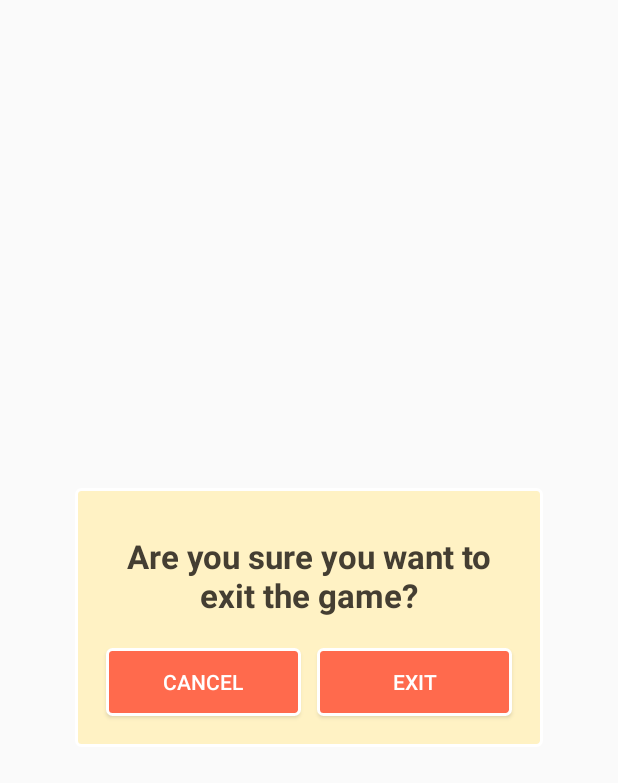
After one commit to hkittylover/MOBAPDE-Picnic-Panic, an Android app: the layout exit_layout.xml on its own in the app's theme, with its tools: preview values and no code run, on a phone screen of 412 x 824 dp. The commit adds this screen. Shown: the top 783 px of the screen. Run offline under Robolectric (Android 15) with nearby library versions, the phone set to English and light mode, and no system bars.

Commit message:
added some dialogs

```diff
--- a/app/src/main/java/edu/dlsu/mobapde/picnicpanicbeta/MainActivity.java
+++ b/app/src/main/java/edu/dlsu/mobapde/picnicpanicbeta/MainActivity.java
@@ -37,4 +37,10 @@ public class MainActivity extends AppCompatActivity {
 
 
     }
+
+    @Override
+    public void onBackPressed() {
+        ExitDialog ex = new ExitDialog();
+        ex.show(getSupportFragmentManager(), "");
+    }
 }
--- a/app/src/main/java/edu/dlsu/mobapde/picnicpanicbeta/PauseDialog.java
+++ b/app/src/main/java/edu/dlsu/mobapde/picnicpanicbeta/PauseDialog.java
@@ -106,6 +106,9 @@ public class PauseDialog extends DialogFragment {
         AlertDialog.Builder builder
                 = new AlertDialog.Builder(getActivity())
                 .setView(v);
+
+
         return builder.create();
     }
+
 }
--- /dev/null
+++ b/app/src/main/res/drawable/dialog_background.xml
@@ -0,0 +1,18 @@
+<?xml version="1.0" encoding="utf-8"?>
+<shape xmlns:android="http://schemas.android.com/apk/res/android"
+    android:shape="rectangle" >
+
+    <corners
+        android:bottomLeftRadius="3dp"
+        android:bottomRightRadius="3dp"
+        android:radius="0.1dp"
+        android:topLeftRadius="3dp"
+        android:topRightRadius="3dp" />
+
+    <solid android:color="#fff2c4" />
+
+    <stroke
+        android:width="2dp"
+        android:color="#fff" />
+
+</shape>
--- /dev/null
+++ b/app/src/main/res/layout/exit_layout.xml
@@ -0,0 +1,54 @@
+<?xml version="1.0" encoding="utf-8"?>
+<LinearLayout xmlns:android="http://schemas.android.com/apk/res/android"
+    android:orientation="vertical" android:layout_width="match_parent"
+    android:layout_height="wrap_content"
+    android:background="@drawable/dialog_background"
+    android:layout_gravity="center"
+    android:padding="15dp"
+    android:layout_margin="50dp">
+
+    <TextView
+        android:layout_width="match_parent"
+        android:layout_height="wrap_content"
+        android:text="Are you sure you want to exit the game?"
+        android:textSize="22dp"
+        android:textColor="#443e32"
+        android:padding="5dp"
+        android:gravity="center"
+        android:textStyle="bold"
+        android:id="@+id/tv_exit"
+        android:layout_margin="10dp"/>
+
+    <LinearLayout
+        android:layout_width="match_parent"
+        android:layout_height="wrap_content"
+        android:orientation="horizontal">
+
+        <Button
+            android:layout_width="0dp"
+            android:layout_weight="1"
+            android:layout_height="45dp"
+            android:gravity="center"
+            android:text="CANCEL"
+            android:padding="10dp"
+            android:layout_margin="5dp"
+            android:textColor="#FFF"
+            android:background="@drawable/button_background"
+            android:id="@+id/button_exit_cancel"/>
+
+        <Button
+            android:layout_width="0dp"
+            android:layout_weight="1"
+            android:layout_height="45dp"
+            android:gravity="center"
+            android:text="EXIT"
+            android:padding="10dp"
+            android:layout_margin="5dp"
+            android:textColor="#FFF"
+            android:background="@drawable/button_background"
+            android:id="@+id/button_exit_exit"/>
+    </LinearLayout>
+
+
+
+</LinearLayout>
--- a/app/src/main/res/layout/pause_layout.xml
+++ b/app/src/main/res/layout/pause_layout.xml
@@ -2,7 +2,7 @@
 <LinearLayout xmlns:android="http://schemas.android.com/apk/res/android"
     android:orientation="vertical" android:layout_width="match_parent"
     android:layout_height="wrap_content"
-    android:background="@drawable/background_black"
+    android:background="@drawable/dialog_background"
     android:layout_gravity="center"
     android:padding="15dp"
     android:layout_margin="50dp">
```
Also changed, not shown: app/src/main/java/edu/dlsu/mobapde/picnicpanicbeta/ActivityGame.java (+19 -2 lines), app/src/main/java/edu/dlsu/mobapde/picnicpanicbeta/ExitDialog.java (added, +61 -0 lines), app/src/main/java/edu/dlsu/mobapde/picnicpanicbeta/GameLayout.java (+9 -1 lines), app/src/main/java/edu/dlsu/mobapde/picnicpanicbeta/GameOverActivity.java (+11 -0 lines), app/src/main/res/drawable/ic_catcher_basket2.xml (added, +32 -0 lines), app/src/main/res/drawable/ic_catcher_basket3.xml (added, +30 -0 lines), app/src/main/res/drawable/ic_catcher_basket4.xml (added, +27 -0 lines).
